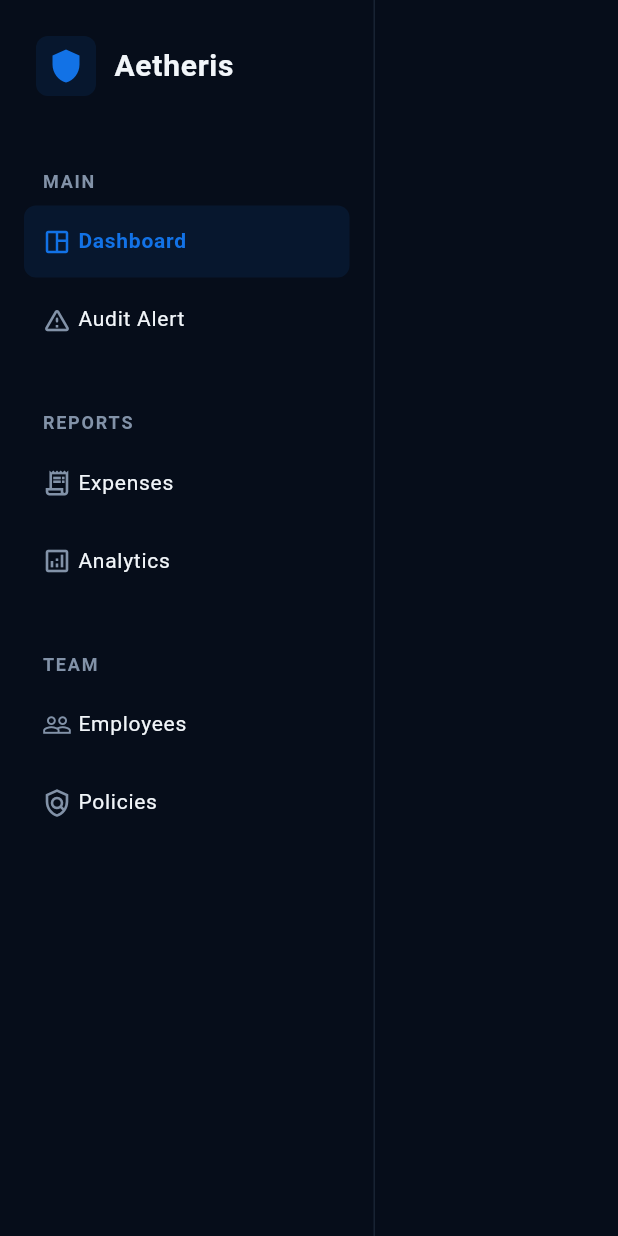
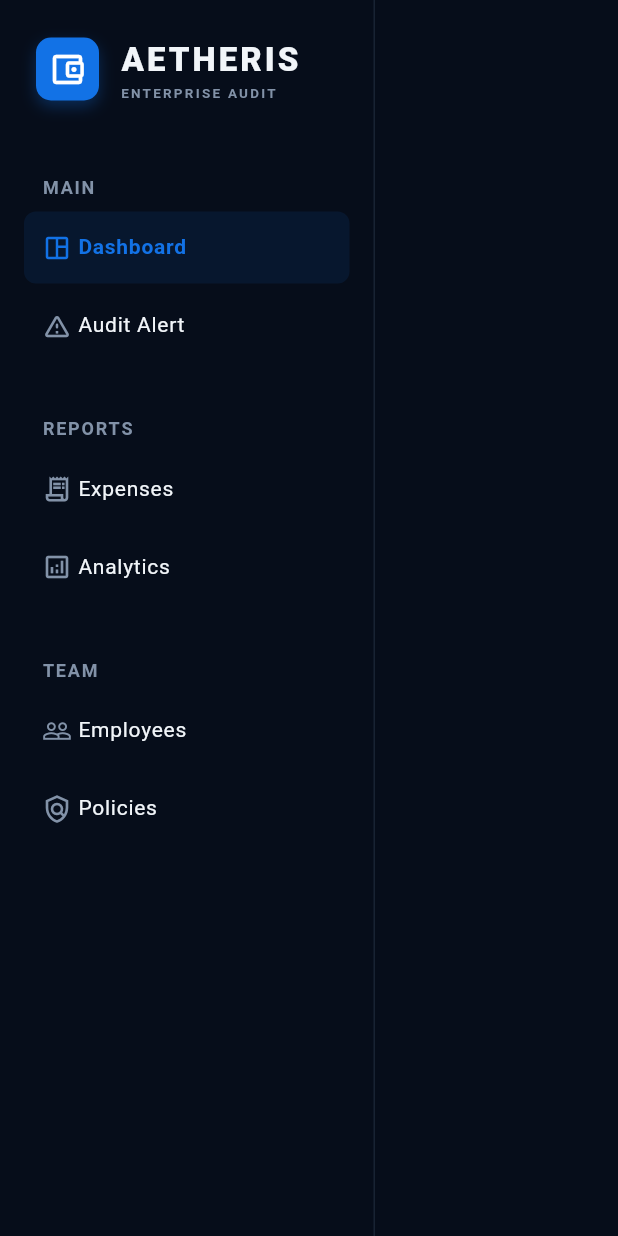
Before and after one commit to niyabraham/Expense-Auditor, a Flutter app: the Sidebar widget shown alone on an empty page, opened directly with empty values, on a phone screen of 412 x 824 dp. Run offline on Flutter 3.47's test engine with Material 3 defaults, Android fonts, the phone set to English and light mode, and no system bars; our stand-ins replace file_picker, fl_chart, flutter_dotenv, supabase_flutter; accounts and stored records are empty; network calls fail.

Commit message:
changed logo

```diff
--- a/lib/components/sidebar.dart
+++ b/lib/components/sidebar.dart
@@ -28,24 +28,51 @@ class Sidebar extends StatelessWidget {
           Padding(
             padding: const EdgeInsets.all(24.0),
             child: Row(
+              mainAxisSize: MainAxisSize.min,
               children: [
                 Container(
                   padding: const EdgeInsets.all(8),
                   decoration: BoxDecoration(
-                    color: AppTheme.primary.withValues(alpha: 0.1),
-                    borderRadius: BorderRadius.circular(8),
+                    color: AppTheme.primary,
+                    borderRadius: BorderRadius.circular(10),
+                    boxShadow: [
+                      BoxShadow(
+                        color: AppTheme.primary.withValues(alpha: 0.3),
+                        blurRadius: 8,
+                        offset: const Offset(0, 4),
+                      ),
+                    ],
                   ),
-                  child: const Icon(Icons.shield, color: AppTheme.primary, size: 24),
+                  child: const Icon(
+                    Icons.account_balance_wallet_outlined,
+                    color: AppTheme.primaryForeground,
+                    size: 26,
+                  ),
                 ),
-                const SizedBox(width: 12),
-                const Text(
-                  "Aetheris",
-                  style: TextStyle(
-                    fontSize: 20,
-                    fontWeight: FontWeight.bold,
-                    color: AppTheme.foreground,
-                    letterSpacing: 0.5,
-                  ),
+                const SizedBox(width: 14),
+                const Column(
+                  crossAxisAlignment: CrossAxisAlignment.start,
+                  mainAxisSize: MainAxisSize.min,
+                  children: [
+                    Text(
+                      "AETHERIS",
+                      style: TextStyle(
+                        fontSize: 22,
+                        fontWeight: FontWeight.w900,
+                        letterSpacing: 2.0,
+                        color: AppTheme.foreground,
+                      ),
+                    ),
+                    Text(
+                      "ENTERPRISE AUDIT",
+                      style: TextStyle(
+                        fontSize: 9,
+                        fontWeight: FontWeight.bold,
+                        letterSpacing: 1.5,
+                        color: AppTheme.mutedForeground,
+                      ),
+                    ),
+                  ],
                 ),
               ],
             ),
```
Also changed, not shown: 1 other file.
